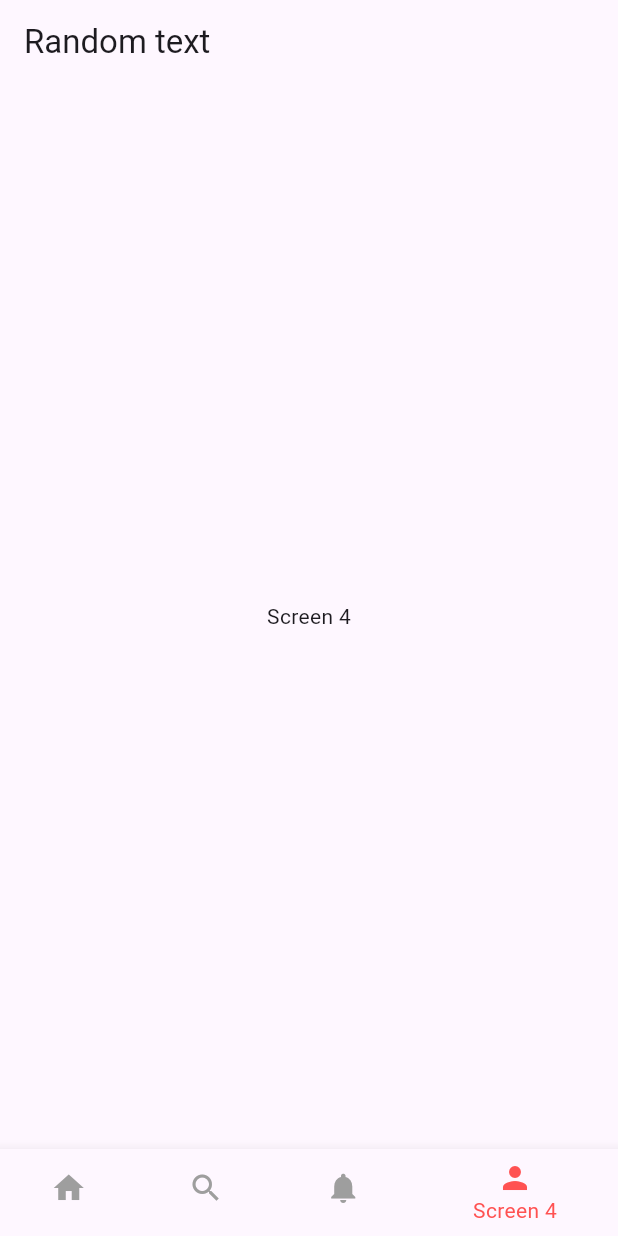
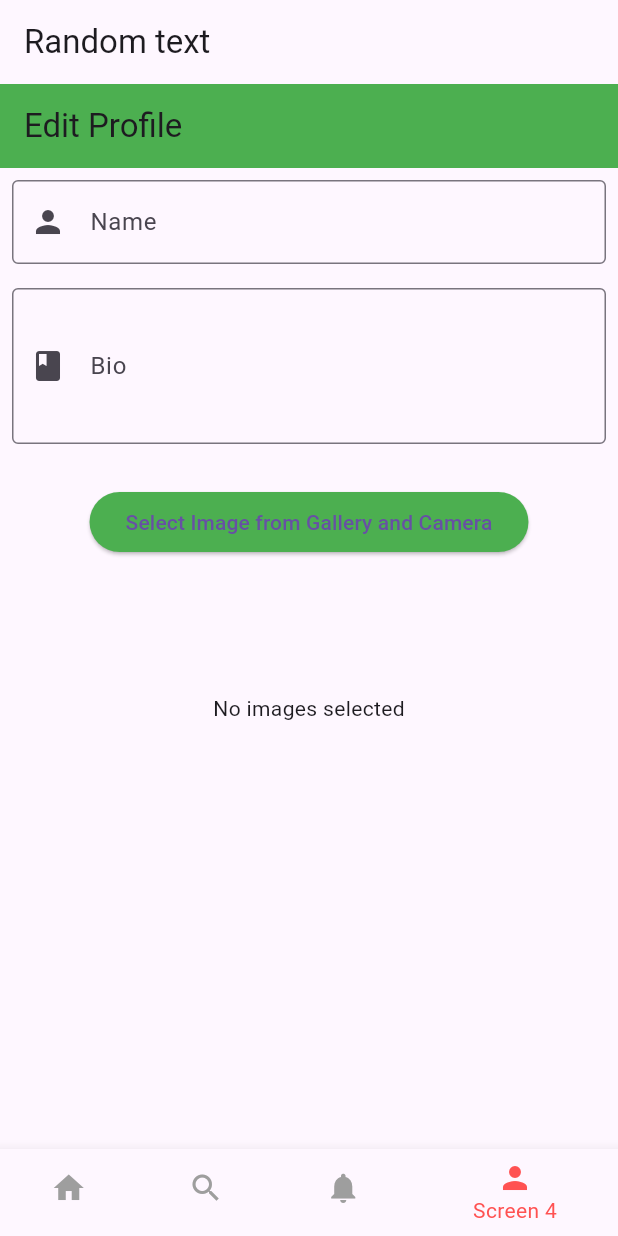
Before and after one commit to Jerlin2437/Cupid, a Flutter app: the screen it shows after launch, item 4 of the bottom bar chosen, on a phone screen of 412 x 824 dp. Run offline on Flutter 3.47's test engine with Material 3 defaults, Android fonts, the light colour scheme and no system bars; our stand-ins replace firebase_auth, flutter_bloc, image_picker; missing offline and left inert: flutter_dating_app; accounts and stored records are empty; generated files the repository leaves out were written again.

Commit message:
a lot of the random busywork stuff
- connected firebase

- messed with phone permissions

```diff
--- /dev/null
+++ b/lib/src/navigation/profile_screen.dart
@@ -0,0 +1,182 @@
+import 'dart:io';
+
+import 'package:firebase_auth/firebase_auth.dart';
+import 'package:flutter/material.dart';
+import 'package:image_picker/image_picker.dart';
+
+void main() {
+  runApp(const MyApp());
+}
+
+class MyApp extends StatelessWidget {
+  const MyApp({super.key});
+
+  @override
+  Widget build(BuildContext context) {
+    return MaterialApp(
+      theme: ThemeData(primaryColor: Colors.green),
+      home: const ProfileScreen(),
+      debugShowCheckedModeBanner: false,
+    );
+  }
+}
+
+class ProfileScreen extends StatefulWidget {
+  const ProfileScreen({super.key});
+
+  @override
+  State<ProfileScreen> createState() => _ProfileScreenState();
+}
+
+class _ProfileScreenState extends State<ProfileScreen> {
+  List<File> galleryFiles = [];
+  List<String> captions = List.filled(6, '');
+  final picker = ImagePicker();
+  TextEditingController nameController = TextEditingController();
+  TextEditingController bioController = TextEditingController();
+
+  @override
+  Widget build(BuildContext context) {
+    print("Building Profile Screen");
+    return Scaffold(
+      appBar: AppBar(
+        title: const Text('Edit Profile'),
+        backgroundColor: Colors.green,
+      ),
+      body: SingleChildScrollView(
+        child: Column(
+          children: [
+            Padding(
+              padding: const EdgeInsets.all(8.0),
+              child: TextField(
+                controller: nameController,
+                decoration: const InputDecoration(
+                  labelText: 'Name',
+                  border: OutlineInputBorder(),
+                  prefixIcon: Icon(Icons.person),
+                ),
+              ),
+            ),
+            Padding(
+              padding: const EdgeInsets.all(8.0),
+              child: TextField(
+                controller: bioController,
+                decoration: const InputDecoration(
+                  labelText: 'Bio',
+                  border: OutlineInputBorder(),
+                  prefixIcon: Icon(Icons.book),
+                ),
+                maxLines: 3,
+              ),
+            ),
+            const SizedBox(height: 20),
+            ElevatedButton(
+              style: ElevatedButton.styleFrom(
+                backgroundColor: Colors.green,
+              ),
+              child: const Text('Select Image from Gallery and Camera'),
+              onPressed: () {
+                print("Pressed select image button");
+                if (galleryFiles.length < 6) {
+                  _showPicker(context: context);
+                } else {
+                  print("Max image limit reached");
+                  ScaffoldMessenger.of(context).showSnackBar(
+                    const SnackBar(content: Text('You can only select up to 6 images')),
+                  );
+                }
+              },
+            ),
+            SizedBox(
+              height: 200,
+              child: galleryFiles.isNotEmpty
+                  ? PageView.builder(
+                      itemCount: galleryFiles.length,
+                      itemBuilder: (context, index) {
+                        print("Displaying image ${index + 1}");
+                        return Column(
+                          children: <Widget>[
+                            Expanded(
+                              child: Image.file(
+                                galleryFiles[index],
+                                fit: BoxFit.cover,
+                              ),
+                            ),
+                            Padding(
+                              padding: const EdgeInsets.all(8.0),
+                              child: TextField(
+                                onChanged: (val) {
+                                  setState(() {
+                                    captions[index] = val;
+                                  });
+                                },
+                                controller: TextEditingController(text: captions[index]),
+                                decoration: InputDecoration(labelText: 'Caption for image ${index + 1}'),
+                              ),
+                            ),
+                          ],
+                        );
+                      },
+                    )
+                  : Center(child: Text('No images selected')),
+            ),
+          ],
+        ),
+      ),
+    );
+  }
+
+  void _showPicker({required BuildContext context}) {
+    print("Showing picker modal");
+    showModalBottomSheet(
+      context: context,
+      builder: (BuildContext context) {
+        return SafeArea(
+          child: Wrap(
+            children: <Widget>[
+              ListTile(
+                leading: const Icon(Icons.photo_library),
+                title: const Text('Photo Library'),
+                onTap: () {
+                  print("Picking image from gallery");
+                  getImage(ImageSource.gallery);
+                  Navigator.of(context).pop();
+                },
+              ),
+              ListTile(
+                leading: const Icon(Icons.photo_camera),
+                title: const Text('Camera'),
+                onTap: () {
+                  print("Picking image from camera");
+                  getImage(ImageSource.camera);
+                  Navigator.of(context).pop();
+                },
+              ),
+            ],
+          ),
+        );
+      },
+    );
+  }
+
+  Future getImage(ImageSource source) async {
+  try {
+    print("Attempting to get image from $source");
+    final pickedFile = await picker.pickImage(source: source);
+    if (pickedFile != null) {
+      print("Image picked successfully");
+      setState(() {
+        if (galleryFiles.length < 6) {
+          galleryFiles.add(File(pickedFile.path));
+          print("Image added to galleryFiles list");
+        }
+      });
+    } else {
+      print("Failed to pick image: File was null");
+    }
+  } catch (e) {
+    print("Error picking image: $e");
+  }
+}
+
+}
--- a/lib/src/navigation/screens.dart
+++ b/lib/src/navigation/screens.dart
@@ -1,4 +1,5 @@
 import 'package:flutter/material.dart';
+import 'profile_screen.dart';
 
 class Screen1 extends StatelessWidget {
   @override
@@ -30,8 +31,8 @@ class Screen3 extends StatelessWidget {
 class Screen4 extends StatelessWidget {
   @override
   Widget build(BuildContext context) {
-    return Center(
-      child: Text('Screen 4'),
+    return Scaffold(
+      body: ProfileScreen(),  // Use ProfileScreen here as part of Screen 4
     );
   }
 }
--- a/pubspec.yaml
+++ b/pubspec.yaml
@@ -12,8 +12,14 @@ environment:
 dependencies:
   flutter:
     sdk: flutter
+
+  flutter_bloc: ^8.1.5
+  firebase_core: ^2.31.1
+  firebase_auth: ^4.19.6
+
   flutter_localizations:
     sdk: flutter
+  image_picker: ^1.1.1
 
 dev_dependencies:
   flutter_test:
```
Also changed, not shown: lib/src/widgets/add_image_container.dart (added, +64 -0 lines), pubspec.lock, 20 other files.
